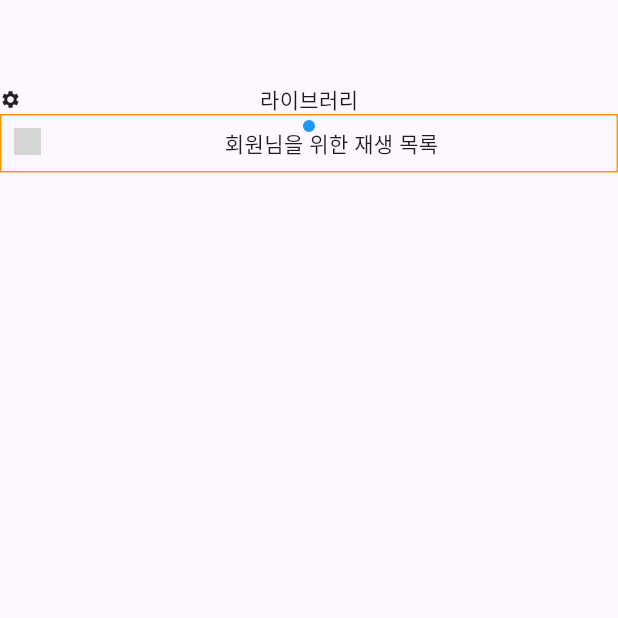
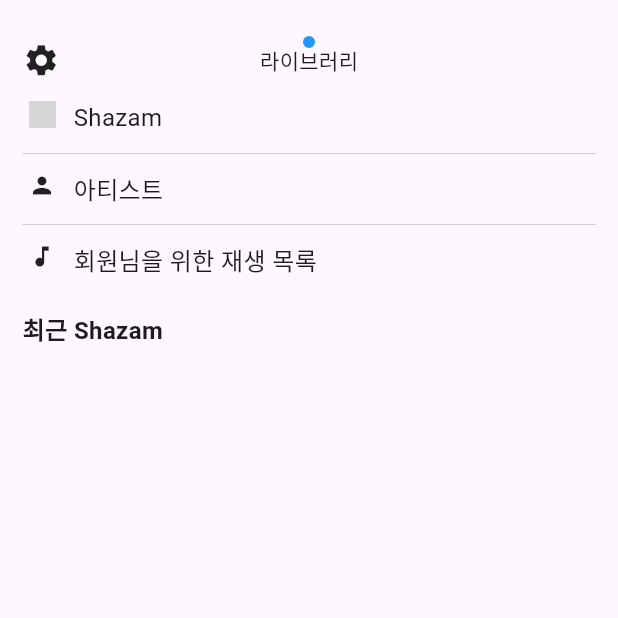
Before and after one commit to HyeRyoung98/shazam, a Flutter app: the screen it shows after launch, on a phone screen of 412 x 824 dp, the top half of it. Run offline on Flutter 3.47's test engine with Material 3 defaults, Android fonts, the phone set to English and light mode, and no system bars; network calls fail; grey boxes are pictures that could not be loaded.

Commit message:
making firstpage top

```diff
--- a/lib/main.dart
+++ b/lib/main.dart
@@ -1,5 +1,6 @@
 import 'package:flutter/cupertino.dart';
 import 'package:flutter/material.dart';
+import 'package:flutter/rendering.dart';
 import 'package:flutter/widgets.dart';
 
 void main() {
@@ -41,7 +42,6 @@ class _HomePageState extends State<HomePage> {
         });
 
         return Scaffold(
-          appBar: AppBar(),
           body: Stack(
             children: [
               TabBarView(
@@ -122,12 +122,17 @@ class FirstTab extends StatelessWidget {
     ];
 
     return Center(
+      child: Padding(
+        padding: const EdgeInsets.symmetric(horizontal: 15.0),
         child: Column(
           children: [
+            SizedBox(
+              height: 25,
+            ),
             Row(children: [
               Icon(
                 Icons.settings,
-              size: 14,
+                size: 25,
               ),
               Expanded(
                 child: Center(
@@ -137,21 +142,29 @@ class FirstTab extends StatelessWidget {
                 ),
               ),
               SizedBox(
-              width: 14,
+                width: 25,
+                height: 30,
               ),
             ]),
             Container(
               decoration: BoxDecoration(
-              border: Border.all(
-                width: 1,
-                color: Colors.orange,
+                border: Border(
+                  bottom: BorderSide(
+                    width: 0.5,
+                    color: Color.fromARGB(247, 194, 191, 191),
+                  ),
                 ),
               ),
               child: Padding(
-              padding: const EdgeInsets.all(8.0),
+                padding: const EdgeInsets.symmetric(
+                  vertical: 12.0,
+                ),
                 child: Row(
                   crossAxisAlignment: CrossAxisAlignment.start,
                   children: [
+                    SizedBox(
+                      width: 4,
+                    ),
                     ImageIcon(
                       NetworkImage("https://i.ibb.co/hxNbZ8p/shazam.png"),
                       size: 18,
@@ -160,9 +173,10 @@ class FirstTab extends StatelessWidget {
                       width: 12,
                     ),
                     Expanded(
-                    child: Center(
                       child: Text(
-                        "회원님을 위한 재생 목록",
+                        "Shazam",
+                        style: TextStyle(
+                          fontSize: 16,
                         ),
                       ),
                     )
@@ -170,7 +184,89 @@ class FirstTab extends StatelessWidget {
                 ),
               ),
             ),
+            Container(
+              decoration: BoxDecoration(
+                border: Border(
+                  bottom: BorderSide(
+                    width: 0.5,
+                    color: Color.fromARGB(247, 194, 191, 191),
+                  ),
+                ),
+              ),
+              child: Padding(
+                padding: const EdgeInsets.symmetric(
+                  vertical: 12.0,
+                ),
+                child: Row(
+                  crossAxisAlignment: CrossAxisAlignment.start,
+                  children: [
+                    SizedBox(
+                      width: 4,
+                    ),
+                    Icon(
+                      Icons.person,
+                      size: 18,
+                    ),
+                    SizedBox(
+                      width: 12,
+                    ),
+                    Expanded(
+                      child: Text(
+                        "아티스트",
+                        style: TextStyle(
+                          fontSize: 16,
+                        ),
+                      ),
+                    )
                   ],
+                ),
+              ),
+            ),
+            Padding(
+              padding: const EdgeInsets.symmetric(
+                vertical: 12.0,
+              ),
+              child: Row(
+                crossAxisAlignment: CrossAxisAlignment.start,
+                children: [
+                  SizedBox(
+                    width: 4,
+                  ),
+                  Icon(
+                    Icons.music_note,
+                    size: 18,
+                  ),
+                  SizedBox(
+                    width: 12,
+                  ),
+                  Expanded(
+                    child: Text(
+                      "회원님을 위한 재생 목록",
+                      style: TextStyle(
+                        fontSize: 16,
+                      ),
+                    ),
+                  )
+                ],
+              ),
+            ),
+            Padding(
+              padding: const EdgeInsets.symmetric(
+                vertical: 10.0,
+              ),
+              child: SizedBox(
+                width: double.infinity,
+                child: Text(
+                  "최근 Shazam",
+                  style: TextStyle(
+                    fontWeight: FontWeight.bold,
+                    fontSize: 16,
+                  ),
+                ),
+              ),
+            ),
+          ],
+        ),
       ),
     );
   }
```
Lines whose indentation alone changed are shown as unchanged.
